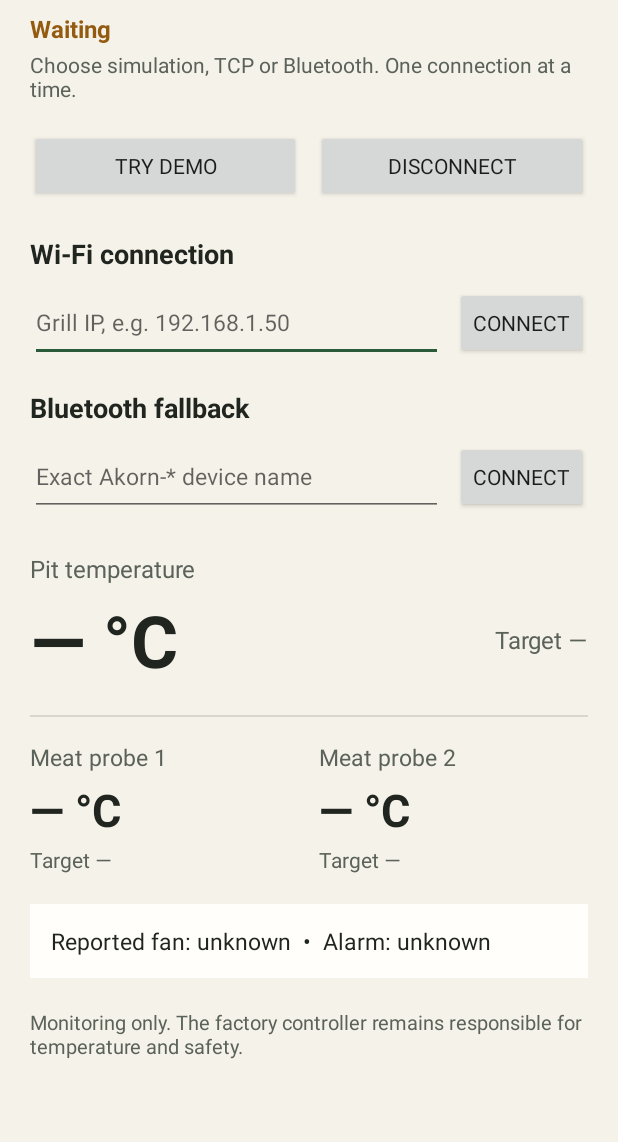
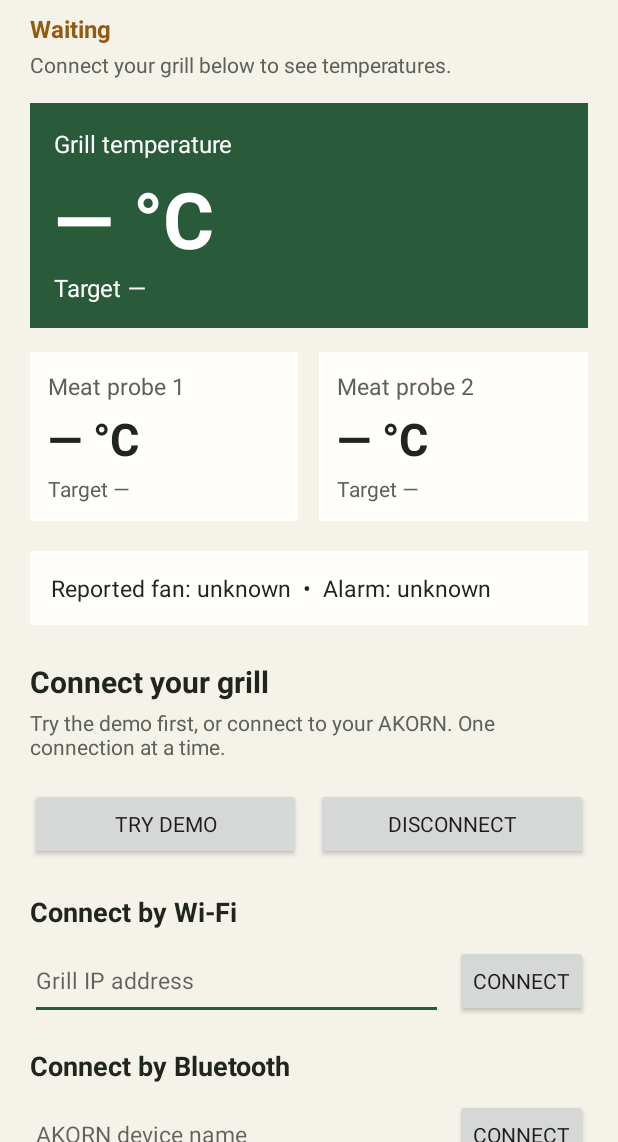
Before and after one commit to markleonfreese/Open-Akorn, an Android app: the screen it shows after launch (MainActivity), on a phone screen of 412 x 824 dp, the part 94-1236 px from its top. Run offline under Robolectric (Android 15) with nearby library versions, the phone set to English and light mode, and no system bars.

Commit message:
Bring grill and food temperatures above connection settings

```diff
--- a/android/app/src/main/res/layout/activity_main.xml
+++ b/android/app/src/main/res/layout/activity_main.xml
@@ -25,7 +25,7 @@
             android:layout_width="match_parent"
             android:layout_height="wrap_content"
             android:layout_marginTop="8dp"
-            android:text="Waiting for telemetry"
+            android:text="Not connected"
             android:textColor="@color/akorn_muted"
             android:textSize="16sp"
             android:textStyle="bold" />
@@ -35,7 +35,104 @@
             android:layout_width="match_parent"
             android:layout_height="wrap_content"
             android:layout_marginTop="3dp"
-            android:text="Choose simulation, TCP or Bluetooth. One connection at a time."
+            android:text="Connect your grill below to see temperatures."
+            android:textColor="@color/akorn_muted"
+            android:textSize="14sp" />
+
+        <LinearLayout
+            android:layout_width="match_parent"
+            android:layout_height="wrap_content"
+            android:layout_marginTop="16dp"
+            android:orientation="vertical"
+            android:background="@color/akorn_green"
+            android:padding="16dp">
+            <TextView
+                android:layout_width="match_parent"
+                android:layout_height="wrap_content"
+                android:layout_marginTop="0dp"
+                android:text="Grill temperature"
+                android:textColor="@android:color/white"
+                android:textSize="16sp" />
+            <LinearLayout
+                android:layout_width="match_parent"
+                android:layout_height="wrap_content"
+                android:layout_marginTop="4dp"
+                android:orientation="vertical">
+                <TextView
+                    android:id="@+id/pitCurrent"
+                    android:layout_width="match_parent"
+                    android:layout_height="wrap_content"
+                    android:text="— °C"
+                    android:textColor="@android:color/white"
+                    android:textSize="52sp"
+                    android:textStyle="bold" />
+                <TextView
+                    android:id="@+id/pitTarget"
+                    android:layout_width="wrap_content"
+                    android:layout_height="wrap_content"
+                    android:text="Target —"
+                    android:textColor="@android:color/white"
+                    android:textSize="16sp" />
+            </LinearLayout>
+
+        </LinearLayout>
+
+        <LinearLayout
+            android:layout_width="match_parent"
+            android:layout_height="wrap_content"
+            android:layout_marginTop="16dp"
+            android:baselineAligned="false"
+            android:orientation="horizontal">
+            <LinearLayout
+                android:layout_width="0dp"
+                android:layout_height="wrap_content"
+                android:layout_weight="1"
+                android:background="@color/akorn_card"
+                android:padding="12dp"
+                android:orientation="vertical">
+                <TextView android:layout_width="match_parent" android:layout_height="wrap_content" android:text="Meat probe 1" android:textColor="@color/akorn_muted" android:textSize="15sp" />
+                <TextView android:id="@+id/probe1Current" android:layout_width="match_parent" android:layout_height="wrap_content" android:layout_marginTop="4dp" android:text="— °C" android:textColor="@color/akorn_ink" android:textSize="30sp" android:textStyle="bold" />
+                <TextView android:id="@+id/probe1Target" android:layout_width="match_parent" android:layout_height="wrap_content" android:layout_marginTop="3dp" android:text="Target —" android:textColor="@color/akorn_muted" android:textSize="14sp" />
+            </LinearLayout>
+            <LinearLayout
+                android:layout_width="0dp"
+                android:layout_height="wrap_content"
+                android:layout_marginStart="14dp"
+                android:layout_weight="1"
+                android:background="@color/akorn_card"
+                android:padding="12dp"
+                android:orientation="vertical">
+                <TextView android:layout_width="match_parent" android:layout_height="wrap_content" android:text="Meat probe 2" android:textColor="@color/akorn_muted" android:textSize="15sp" />
+                <TextView android:id="@+id/probe2Current" android:layout_width="match_parent" android:layout_height="wrap_content" android:layout_marginTop="4dp" android:text="— °C" android:textColor="@color/akorn_ink" android:textSize="30sp" android:textStyle="bold" />
+                <TextView android:id="@+id/probe2Target" android:layout_width="match_parent" android:layout_height="wrap_content" android:layout_marginTop="3dp" android:text="Target —" android:textColor="@color/akorn_muted" android:textSize="14sp" />
+            </LinearLayout>
+        </LinearLayout>
+
+        <TextView
+            android:id="@+id/fanAlarmText"
+            android:layout_width="match_parent"
+            android:layout_height="wrap_content"
+            android:layout_marginTop="20dp"
+            android:background="@color/akorn_card"
+            android:padding="14dp"
+            android:text="Reported fan: unknown  •  Alarm: unknown"
+            android:textColor="@color/akorn_ink"
+            android:textSize="15sp" />
+
+        <TextView
+            android:layout_width="match_parent"
+            android:layout_height="wrap_content"
+            android:layout_marginTop="24dp"
+            android:text="Connect your grill"
+            android:textColor="@color/akorn_ink"
+            android:textSize="20sp"
+            android:textStyle="bold" />
+
+        <TextView
+            android:layout_width="match_parent"
+            android:layout_height="wrap_content"
+            android:layout_marginTop="4dp"
+            android:text="Try the demo first, or connect to your AKORN. One connection at a time."
             android:textColor="@color/akorn_muted"
             android:textSize="14sp" />
 
@@ -63,7 +160,7 @@
             android:layout_width="match_parent"
             android:layout_height="wrap_content"
             android:layout_marginTop="22dp"
-            android:text="Wi-Fi connection"
+            android:text="Connect by Wi-Fi"
             android:textColor="@color/akorn_ink"
             android:textSize="18sp"
             android:textStyle="bold" />
@@ -78,7 +175,7 @@
                 android:layout_width="0dp"
                 android:layout_height="52dp"
                 android:layout_weight="1"
-                android:hint="Grill IP, e.g. 192.168.1.50"
+                android:hint="Grill IP address"
                 android:inputType="textVisiblePassword"
                 android:singleLine="true"
                 android:textSize="15sp" />
@@ -94,7 +191,7 @@
             android:layout_width="match_parent"
             android:layout_height="wrap_content"
             android:layout_marginTop="18dp"
-            android:text="Bluetooth fallback"
+            android:text="Connect by Bluetooth"
             android:textColor="@color/akorn_ink"
             android:textSize="18sp"
             android:textStyle="bold" />
@@ -109,7 +206,7 @@
                 android:layout_width="0dp"
                 android:layout_height="52dp"
                 android:layout_weight="1"
-                android:hint="Exact Akorn-* device name"
+                android:hint="AKORN device name"
                 android:inputType="textVisiblePassword"
                 android:singleLine="true"
                 android:textSize="15sp" />
@@ -124,77 +221,6 @@
         <TextView
             android:layout_width="match_parent"
             android:layout_height="wrap_content"
-            android:layout_marginTop="24dp"
-            android:text="Pit temperature"
-            android:textColor="@color/akorn_muted"
-            android:textSize="16sp" />
-        <LinearLayout
-            android:layout_width="match_parent"
-            android:layout_height="wrap_content"
-            android:layout_marginTop="4dp"
-            android:gravity="center_vertical"
-            android:orientation="horizontal">
-            <TextView
-                android:id="@+id/pitCurrent"
-                android:layout_width="0dp"
-                android:layout_height="wrap_content"
-                android:layout_weight="1"
-                android:text="— °C"
-                android:textColor="@color/akorn_ink"
-                android:textSize="48sp"
-                android:textStyle="bold" />
-            <TextView
-                android:id="@+id/pitTarget"
-                android:layout_width="wrap_content"
-                android:layout_height="wrap_content"
-                android:text="Target —"
-                android:textColor="@color/akorn_muted"
-                android:textSize="16sp" />
-        </LinearLayout>
-
-        <View android:layout_width="match_parent" android:layout_height="1dp" android:layout_marginTop="18dp" android:background="@color/akorn_border" />
-
-        <LinearLayout
-            android:layout_width="match_parent"
-            android:layout_height="wrap_content"
-            android:layout_marginTop="16dp"
-            android:baselineAligned="false"
-            android:orientation="horizontal">
-            <LinearLayout
-                android:layout_width="0dp"
-                android:layout_height="wrap_content"
-                android:layout_weight="1"
-                android:orientation="vertical">
-                <TextView android:layout_width="match_parent" android:layout_height="wrap_content" android:text="Meat probe 1" android:textColor="@color/akorn_muted" android:textSize="15sp" />
-                <TextView android:id="@+id/probe1Current" android:layout_width="match_parent" android:layout_height="wrap_content" android:layout_marginTop="4dp" android:text="— °C" android:textColor="@color/akorn_ink" android:textSize="30sp" android:textStyle="bold" />
-                <TextView android:id="@+id/probe1Target" android:layout_width="match_parent" android:layout_height="wrap_content" android:layout_marginTop="3dp" android:text="Target —" android:textColor="@color/akorn_muted" android:textSize="14sp" />
-            </LinearLayout>
-            <LinearLayout
-                android:layout_width="0dp"
-                android:layout_height="wrap_content"
-                android:layout_marginStart="14dp"
-                android:layout_weight="1"
-                android:orientation="vertical">
-                <TextView android:layout_width="match_parent" android:layout_height="wrap_content" android:text="Meat probe 2" android:textColor="@color/akorn_muted" android:textSize="15sp" />
-                <TextView android:id="@+id/probe2Current" android:layout_width="match_parent" android:layout_height="wrap_content" android:layout_marginTop="4dp" android:text="— °C" android:textColor="@color/akorn_ink" android:textSize="30sp" android:textStyle="bold" />
-                <TextView android:id="@+id/probe2Target" android:layout_width="match_parent" android:layout_height="wrap_content" android:layout_marginTop="3dp" android:text="Target —" android:textColor="@color/akorn_muted" android:textSize="14sp" />
-            </LinearLayout>
-        </LinearLayout>
-
-        <TextView
-            android:id="@+id/fanAlarmText"
-            android:layout_width="match_parent"
-            android:layout_height="wrap_content"
-            android:layout_marginTop="20dp"
-            android:background="@color/akorn_card"
-            android:padding="14dp"
-            android:text="Reported fan: unknown  •  Alarm: unknown"
-            android:textColor="@color/akorn_ink"
-            android:textSize="15sp" />
-
-        <TextView
-            android:layout_width="match_parent"
-            android:layout_height="wrap_content"
             android:layout_marginTop="20dp"
             android:text="@string/safety_note"
             android:textColor="@color/akorn_muted"
```
